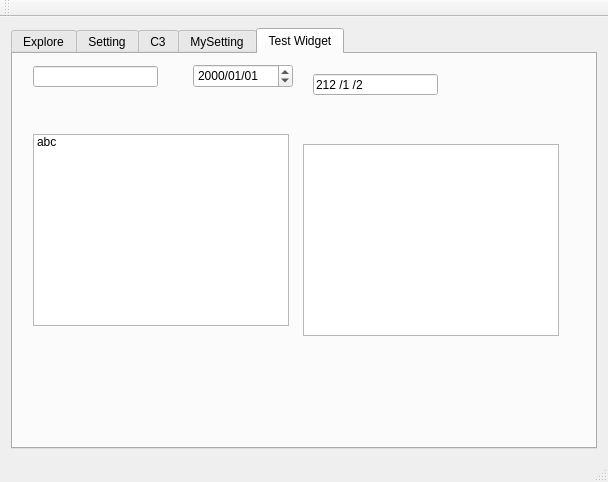
This is MyTool/mainwindow.ui in huangatone/Mac_Qt as Qt 5 draws it before an edit. The edited form follows.
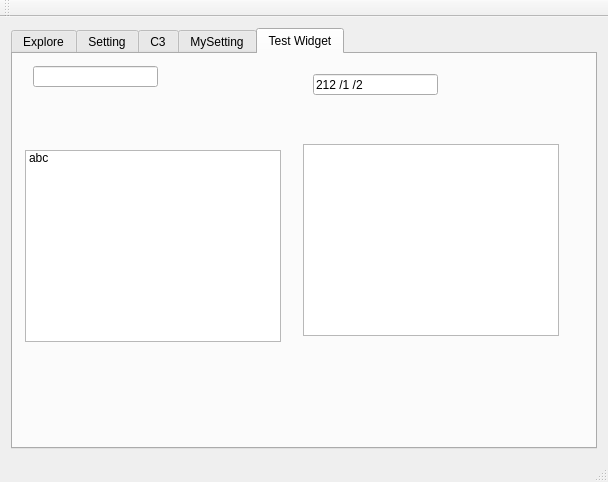
This is the edited form. Custom widgets are drawn as their Qt base class.

```diff
--- a/MyTool/mainwindow.ui
+++ b/MyTool/mainwindow.ui
@@ -77,47 +77,6 @@
          </rect>
         </property>
        </widget>
-       <widget class="QDateEdit" name="dateEdit">
-        <property name="geometry">
-         <rect>
-          <x>180</x>
-          <y>10</y>
-          <width>100</width>
-          <height>24</height>
-         </rect>
-        </property>
-        <property name="sizePolicy">
-         <sizepolicy hsizetype="Fixed" vsizetype="Fixed">
-          <horstretch>0</horstretch>
-          <verstretch>0</verstretch>
-         </sizepolicy>
-        </property>
-        <property name="mouseTracking">
-         <bool>false</bool>
-        </property>
-        <property name="tabletTracking">
-         <bool>false</bool>
-        </property>
-        <property name="autoFillBackground">
-         <bool>false</bool>
-        </property>
-        <property name="accelerated">
-         <bool>false</bool>
-        </property>
-        <property name="minimumDate">
-         <date>
-          <year>1752</year>
-          <month>10</month>
-          <day>14</day>
-         </date>
-        </property>
-        <property name="currentSection">
-         <enum>QDateTimeEdit::YearSection</enum>
-        </property>
-        <property name="displayFormat">
-         <string>yyyy/MM/dd</string>
-        </property>
-       </widget>
        <widget class="QLineEdit" name="lineEdit_3">
         <property name="geometry">
          <rect>
@@ -137,8 +96,8 @@
        <widget class="QListWidget" name="listWidget">
         <property name="geometry">
          <rect>
-          <x>20</x>
-          <y>80</y>
+          <x>12</x>
+          <y>96</y>
           <width>256</width>
           <height>192</height>
          </rect>
```
